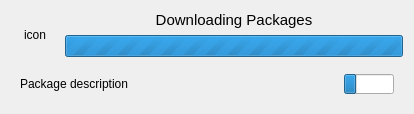
KDE/apper, file libkpackagekit/KpkTransaction.ui: the form before one commit.
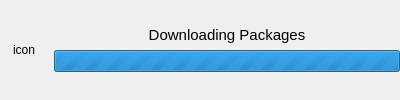
The form after the commit. Custom widgets are drawn as their Qt base class.

Patch:
```diff
--- a/libkpackagekit/KpkTransaction.ui
+++ b/libkpackagekit/KpkTransaction.ui
@@ -2,21 +2,16 @@
 <ui version="4.0">
  <class>KpkTransaction</class>
  <widget class="QWidget" name="KpkTransaction">
-  <property name="geometry">
-   <rect>
-    <x>0</x>
-    <y>0</y>
-    <width>414</width>
-    <height>88</height>
-   </rect>
-  </property>
-  <property name="sizePolicy">
-   <sizepolicy hsizetype="Expanding" vsizetype="Expanding">
-    <horstretch>0</horstretch>
-    <verstretch>0</verstretch>
-   </sizepolicy>
+  <property name="minimumSize">
+   <size>
+    <width>400</width>
+    <height>0</height>
+   </size>
   </property>
   <layout class="QGridLayout" name="gridLayout">
+   <property name="margin">
+    <number>0</number>
+   </property>
    <item row="0" column="0">
     <widget class="QLabel" name="label">
      <property name="sizePolicy">
@@ -77,41 +72,6 @@
      </item>
     </layout>
    </item>
-   <item row="1" column="0" colspan="2">
-    <widget class="QWidget" name="packageWidget" native="true">
-     <layout class="QGridLayout" name="gridLayout_2">
-      <item row="0" column="0">
-       <widget class="QLabel" name="descriptionL">
-        <property name="sizePolicy">
-         <sizepolicy hsizetype="Expanding" vsizetype="Preferred">
-          <horstretch>0</horstretch>
-          <verstretch>0</verstretch>
-         </sizepolicy>
-        </property>
-        <property name="text">
-         <string notr="true">Package description</string>
-        </property>
-       </widget>
-      </item>
-      <item row="0" column="1">
-       <widget class="QProgressBar" name="subprogressBar">
-        <property name="maximumSize">
-         <size>
-          <width>50</width>
-          <height>20</height>
-         </size>
-        </property>
-        <property name="value">
-         <number>24</number>
-        </property>
-        <property name="format">
-         <string/>
-        </property>
-       </widget>
-      </item>
-     </layout>
-    </widget>
-   </item>
   </layout>
  </widget>
  <customwidgets>
```
